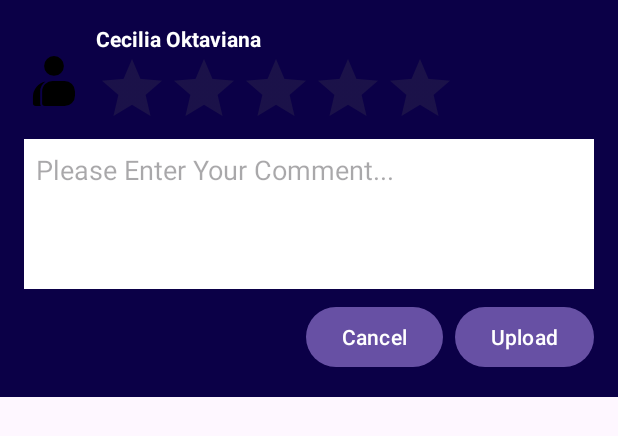
After one commit to CalvinSentosa/AnimeDXD, an Android app: the layout dialog_add_review.xml on its own in the app's theme, with its tools: preview values and no code run, on a phone screen of 412 x 824 dp. The commit adds this screen. Shown: the top 436 px of the screen. Run offline under Robolectric (Android 15) with nearby library versions, the phone set to English and light mode, and no system bars.

Commit message:
Review Dialog Popup

```diff
--- a/app/src/main/java/com/example/animedxd/DemonReviewFragment.java
+++ b/app/src/main/java/com/example/animedxd/DemonReviewFragment.java
@@ -4,16 +4,58 @@ import android.os.Bundle;
 import android.view.LayoutInflater;
 import android.view.View;
 import android.view.ViewGroup;
+import android.widget.Button;
 
 import androidx.annotation.NonNull;
 import androidx.annotation.Nullable;
 import androidx.fragment.app.Fragment;
+
+import android.app.AlertDialog;
+import android.widget.Button;
+import android.widget.EditText;
+import android.widget.RatingBar;
+import android.widget.TextView;
 
 public class DemonReviewFragment extends Fragment {
     @Nullable
     @Override
     public View onCreateView(@NonNull LayoutInflater inflater, @Nullable ViewGroup container,
                              @Nullable Bundle savedInstanceState) {
-        return inflater.inflate(R.layout.demon_fragment_review, container, false);
+        View root = inflater.inflate(R.layout.demon_fragment_review, container, false);
+
+        Button addButton = root.findViewById(R.id.addButton); // set id for Add button in XML
+        addButton.setOnClickListener(v -> showAddReviewDialog());
+
+        return root;
+    }
+    private void showAddReviewDialog() {
+        LayoutInflater inflater = LayoutInflater.from(getContext());
+        View dialogView = inflater.inflate(R.layout.dialog_add_review, null);
+
+        RatingBar ratingBar = dialogView.findViewById(R.id.ratingBar);
+        EditText etComment = dialogView.findViewById(R.id.etComment);
+        TextView tvError = dialogView.findViewById(R.id.tvError);
+
+        AlertDialog dialog = new AlertDialog.Builder(getContext())
+                .setView(dialogView)
+                .create();
+
+        Button btnCancel = dialogView.findViewById(R.id.btnCancel);
+        Button btnUpload = dialogView.findViewById(R.id.btnUpload);
+
+        btnCancel.setOnClickListener(v -> dialog.dismiss());
+
+        btnUpload.setOnClickListener(v -> {
+            String comment = etComment.getText().toString().trim();
+            if (comment.isEmpty()) {
+                tvError.setVisibility(View.VISIBLE);
+            } else {
+                tvError.setVisibility(View.GONE);
+                // TODO: Save review to database or list
+                dialog.dismiss();
+            }
+        });
+
+        dialog.show();
     }
 }
--- a/app/src/main/res/layout/demon_fragment_review.xml
+++ b/app/src/main/res/layout/demon_fragment_review.xml
@@ -188,7 +188,7 @@
                 <ImageView
                     android:layout_width="40dp"
                     android:layout_height="40dp"
-                    android:src="@drawable/jujutsu"
+                    android:src="@drawable/ic_profile"
                     android:layout_marginEnd="8dp" />
 
                 <LinearLayout
@@ -221,6 +221,7 @@
 
         <!-- Add Button -->
         <Button
+            android:id="@+id/addButton"
             android:layout_width="wrap_content"
             android:layout_height="wrap_content"
             android:text="Add"
--- /dev/null
+++ b/app/src/main/res/layout/dialog_add_review.xml
@@ -0,0 +1,85 @@
+<?xml version="1.0" encoding="utf-8"?>
+<LinearLayout xmlns:android="http://schemas.android.com/apk/res/android"
+    android:layout_width="match_parent"
+    android:layout_height="wrap_content"
+    android:orientation="vertical"
+    android:padding="16dp"
+    android:background="#0B0047">
+
+    <!-- Profile and stars -->
+    <LinearLayout
+        android:layout_width="match_parent"
+        android:layout_height="wrap_content"
+        android:orientation="horizontal"
+        android:gravity="center_vertical">
+
+        <ImageView
+            android:id="@+id/imgProfile"
+            android:layout_width="40dp"
+            android:layout_height="40dp"
+            android:src="@drawable/ic_profile" />
+
+        <LinearLayout
+            android:layout_width="wrap_content"
+            android:layout_height="wrap_content"
+            android:orientation="vertical"
+            android:layout_marginStart="8dp">
+
+            <TextView
+                android:id="@+id/tvName"
+                android:layout_width="wrap_content"
+                android:layout_height="wrap_content"
+                android:text="Cecilia Oktaviana"
+                android:textColor="@android:color/white"
+                android:textStyle="bold" />
+
+            <RatingBar
+                android:id="@+id/ratingBar"
+                android:layout_width="wrap_content"
+                android:layout_height="wrap_content"
+                android:numStars="5"
+                android:stepSize="1" />
+        </LinearLayout>
+    </LinearLayout>
+
+    <!-- Comment box -->
+    <EditText
+        android:id="@+id/etComment"
+        android:layout_width="match_parent"
+        android:layout_height="100dp"
+        android:hint="Please Enter Your Comment..."
+        android:gravity="top"
+        android:background="@android:color/white"
+        android:padding="8dp" />
+
+    <!-- Error text -->
+    <TextView
+        android:id="@+id/tvError"
+        android:layout_width="match_parent"
+        android:layout_height="wrap_content"
+        android:text="Review can't be empty"
+        android:textColor="@android:color/holo_red_light"
+        android:visibility="gone" />
+
+    <!-- Buttons -->
+    <LinearLayout
+        android:layout_width="match_parent"
+        android:layout_height="wrap_content"
+        android:orientation="horizontal"
+        android:gravity="end"
+        android:layout_marginTop="8dp">
+
+        <Button
+            android:id="@+id/btnCancel"
+            android:layout_width="wrap_content"
+            android:layout_height="wrap_content"
+            android:text="Cancel" />
+
+        <Button
+            android:id="@+id/btnUpload"
+            android:layout_width="wrap_content"
+            android:layout_height="wrap_content"
+            android:text="Upload"
+            android:layout_marginStart="8dp" />
+    </LinearLayout>
+</LinearLayout>
```
